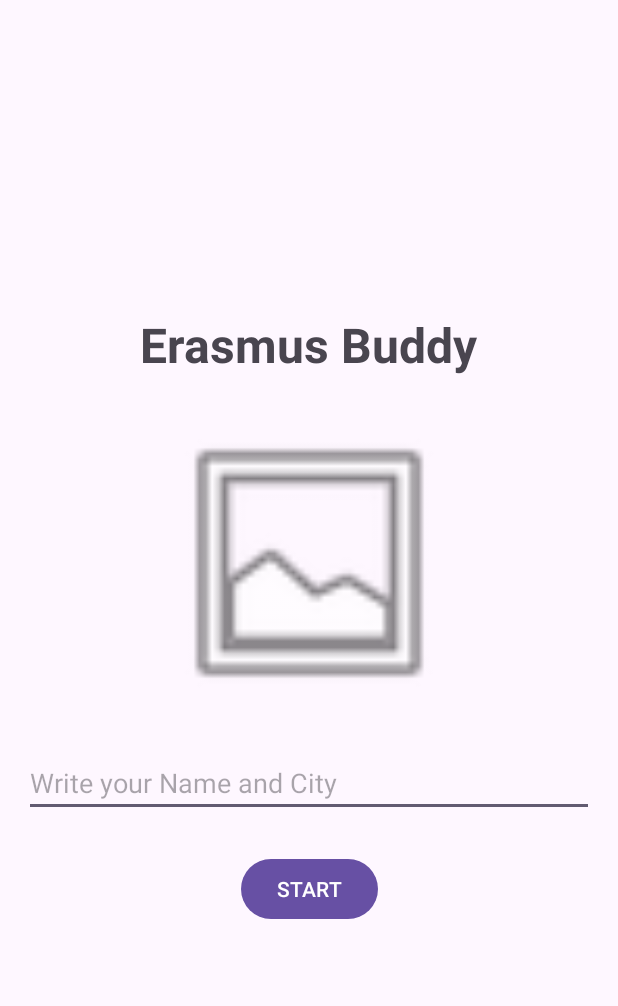
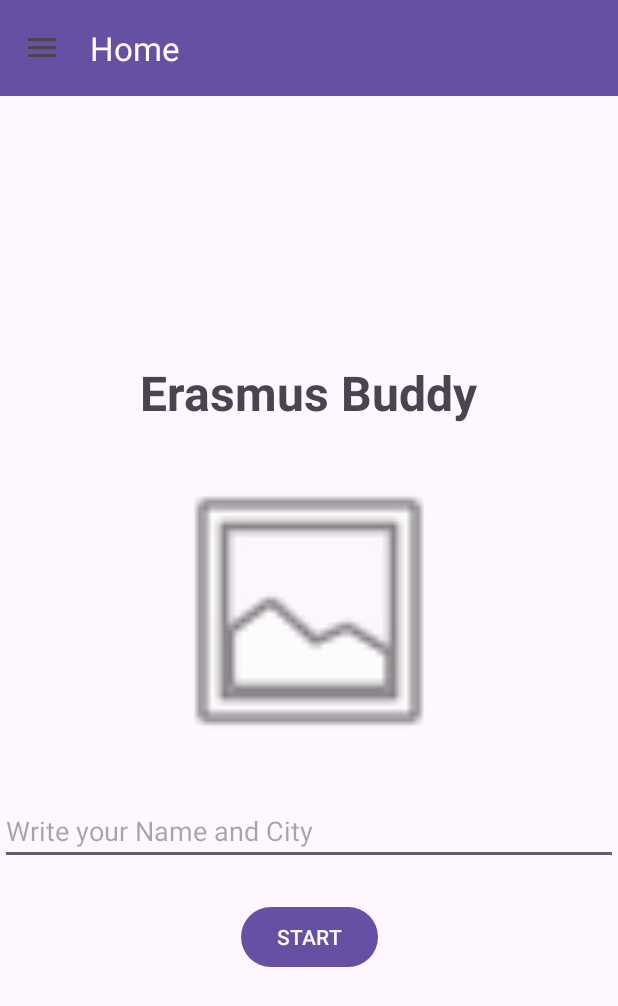
Before and after one commit to kuba4g8/Erasmus-Buddy, an Android app: the screen it shows after launch (MainActivity), on a phone screen of 412 x 824 dp. Shown: the top 1006 px of the screen. Run offline under Robolectric (Android 15) with nearby library versions, the phone set to English and light mode, and no system bars.

Commit message:
Basic Application activity and activities

```diff
--- /dev/null
+++ b/app/src/main/java/com/example/erasmusbuddy/HomeFragment.java
@@ -0,0 +1,47 @@
+package com.example.erasmusbuddy;
+
+import android.os.Bundle;
+import android.view.LayoutInflater;
+import android.view.View;
+import android.view.ViewGroup;
+import android.widget.Button;
+import androidx.annotation.NonNull;
+import androidx.annotation.Nullable;
+import androidx.fragment.app.Fragment;
+import com.google.android.material.navigation.NavigationView;
+
+public class HomeFragment extends Fragment {
+
+    @Nullable
+    @Override
+    public View onCreateView(@NonNull LayoutInflater inflater, @Nullable ViewGroup container, @Nullable Bundle savedInstanceState) {
+        // Inflate the layout for this fragment
+        return inflater.inflate(R.layout.fragment_home, container, false);
+    }
+
+    @Override
+    public void onViewCreated(@NonNull View view, @Nullable Bundle savedInstanceState) {
+        super.onViewCreated(view, savedInstanceState);
+
+        // Handle START button click
+        Button btnStart = view.findViewById(R.id.btnStart);
+        if (btnStart != null) {
+            btnStart.setOnClickListener(new View.OnClickListener() {
+                @Override
+                public void onClick(View v) {
+                    if (getActivity() instanceof MainActivity) {
+                        MainActivity mainActivity = (MainActivity) getActivity();
+                        // Navigate to Challenges using Fragment replacement
+                        mainActivity.replaceFragment(new ChallengesFragment(), "Survival Tasks");
+
+                        // Update selection in NavigationView
+                        NavigationView navigationView = mainActivity.findViewById(R.id.nav_view);
+                        if (navigationView != null) {
+                            navigationView.setCheckedItem(R.id.nav_challenges);
+                        }
+                    }
+                }
+            });
+        }
+    }
+}
--- a/app/src/main/java/com/example/erasmusbuddy/MainActivity.java
+++ b/app/src/main/java/com/example/erasmusbuddy/MainActivity.java
@@ -1,26 +1,82 @@
 package com.example.erasmusbuddy;
 
-import android.content.Intent;
 import android.os.Bundle;
-import android.view.View;
-import android.widget.Button;
+import android.view.MenuItem;
+
+import androidx.annotation.NonNull;
+import androidx.appcompat.app.ActionBarDrawerToggle;
 import androidx.appcompat.app.AppCompatActivity;
+import androidx.appcompat.widget.Toolbar;
+import androidx.drawerlayout.widget.DrawerLayout;
+import androidx.fragment.app.Fragment;
+import androidx.fragment.app.FragmentTransaction;
+
+import com.google.android.material.navigation.NavigationView;
 
 public class MainActivity extends AppCompatActivity {
+
+    private DrawerLayout drawerLayout;
 
     @Override
     protected void onCreate(Bundle savedInstanceState) {
         super.onCreate(savedInstanceState);
         setContentView(R.layout.activity_main);
 
-        Button btnStart = findViewById(R.id.btnStart);
-        btnStart.setOnClickListener(new View.OnClickListener() {
+        // Initialize views for Navigation Drawer
+        drawerLayout = findViewById(R.id.drawer_layout);
+        NavigationView navigationView = findViewById(R.id.nav_view);
+        Toolbar toolbar = findViewById(R.id.toolbar);
+
+        // Set Toolbar as Action Bar
+        setSupportActionBar(toolbar);
+
+        // Configure "hamburger" button
+        ActionBarDrawerToggle toggle = new ActionBarDrawerToggle(
+                this, drawerLayout, toolbar, R.string.open_drawer, R.string.close_drawer);
+        drawerLayout.addDrawerListener(toggle);
+        toggle.syncState();
+
+        // Load Home Fragment by default
+        if (savedInstanceState == null) {
+            replaceFragment(new HomeFragment(), "Home");
+            navigationView.setCheckedItem(R.id.nav_home);
+        }
+
+        // Handle sidebar menu clicks
+        navigationView.setNavigationItemSelectedListener(new NavigationView.OnNavigationItemSelectedListener() {
             @Override
-            public void onClick(View v) {
-                // This is
-                Intent intent = new Intent(MainActivity.this, ChallengesActivity.class);
-                startActivity(intent);
+            public boolean onNavigationItemSelected(@NonNull MenuItem item) {
+                int id = item.getItemId();
+
+                if (id == R.id.nav_home) {
+                    replaceFragment(new HomeFragment(), "Home");
+                } else if (id == R.id.nav_challenges) {
+                    replaceFragment(new ChallengesFragment(), "Survival Tasks");
+                } else if (id == R.id.nav_emergency) {
+                    replaceFragment(new EmergencyFragment(), "Emergency");
+                } else if (id == R.id.nav_guide) {
+                    replaceFragment(new CityGuideFragment(), "City Guide");
+                }
+
+                drawerLayout.closeDrawers();
+                return true;
             }
         });
     }
+
+    /**
+     * Replaces the current fragment in the container.
+     * @param fragment The new fragment to show.
+     * @param title The title for the Toolbar.
+     */
+    public void replaceFragment(Fragment fragment, String title) {
+        FragmentTransaction transaction = getSupportFragmentManager().beginTransaction();
+        transaction.replace(R.id.fragment_container, fragment);
+        transaction.commit();
+
+        // Update the Toolbar title
+        if (getSupportActionBar() != null) {
+            getSupportActionBar().setTitle(title);
+        }
+    }
 }
--- /dev/null
+++ b/app/src/main/res/layout/activity_cityguide.xml
@@ -0,0 +1,6 @@
+<?xml version="1.0" encoding="utf-8"?>
+<androidx.constraintlayout.widget.ConstraintLayout xmlns:android="http://schemas.android.com/apk/res/android"
+    android:layout_width="match_parent"
+    android:layout_height="match_parent">
+
+</androidx.constraintlayout.widget.ConstraintLayout>
--- /dev/null
+++ b/app/src/main/res/layout/activity_emergency.xml
@@ -0,0 +1,6 @@
+<?xml version="1.0" encoding="utf-8"?>
+<androidx.constraintlayout.widget.ConstraintLayout xmlns:android="http://schemas.android.com/apk/res/android"
+    android:layout_width="match_parent"
+    android:layout_height="match_parent">
+
+</androidx.constraintlayout.widget.ConstraintLayout>
--- a/app/src/main/res/layout/activity_main.xml
+++ b/app/src/main/res/layout/activity_main.xml
@@ -1,57 +1,43 @@
 <?xml version="1.0" encoding="utf-8"?>
-<androidx.constraintlayout.widget.ConstraintLayout xmlns:android="http://schemas.android.com/apk/res/android"
+<androidx.drawerlayout.widget.DrawerLayout
+    xmlns:android="http://schemas.android.com/apk/res/android"
     xmlns:app="http://schemas.android.com/apk/res-auto"
-    xmlns:tools="http://schemas.android.com/tools"
-    android:id="@+id/main"
+    android:id="@+id/drawer_layout"
     android:layout_width="match_parent"
-    android:layout_height="match_parent"
-    android:padding="16dp"
-    tools:context=".MainActivity">
+    android:layout_height="match_parent">
 
-    <TextView
-        android:id="@+id/tvTitle"
+    <!-- Main content area -->
+    <androidx.constraintlayout.widget.ConstraintLayout
+        android:layout_width="match_parent"
+        android:layout_height="match_parent">
+
+        <androidx.appcompat.widget.Toolbar
+            android:id="@+id/toolbar"
+            android:layout_width="match_parent"
+            android:layout_height="?attr/actionBarSize"
+            android:background="?attr/colorPrimary"
+            app:layout_constraintTop_toTopOf="parent"
+            app:title="Erasmus Buddy"
+            app:titleTextColor="@android:color/white" />
+
+        <!-- Container for fragments -->
+        <FrameLayout
+            android:id="@+id/fragment_container"
+            android:layout_width="0dp"
+            android:layout_height="0dp"
+            app:layout_constraintTop_toBottomOf="@id/toolbar"
+            app:layout_constraintBottom_toBottomOf="parent"
+            app:layout_constraintStart_toStartOf="parent"
+            app:layout_constraintEnd_toEndOf="parent" />
+
+    </androidx.constraintlayout.widget.ConstraintLayout>
+
+    <!-- Navigation panel -->
+    <com.google.android.material.navigation.NavigationView
+        android:id="@+id/nav_view"
         android:layout_width="wrap_content"
-        android:layout_height="wrap_content"
-        android:text="Erasmus Buddy"
-        android:textSize="32sp"
-        android:textStyle="bold"
-        app:layout_constraintBottom_toTopOf="@+id/ivLogo"
-        app:layout_constraintEnd_toEndOf="parent"
-        app:layout_constraintStart_toStartOf="parent"
-        app:layout_constraintTop_toTopOf="parent"
-        app:layout_constraintVertical_chainStyle="packed" />
+        android:layout_height="match_parent"
+        android:layout_gravity="start"
+        app:menu="@menu/nav_menu" />
 
-    <ImageView
-        android:id="@+id/ivLogo"
-        android:layout_width="200dp"
-        android:layout_height="200dp"
-        android:layout_marginTop="24dp"
-        android:src="@android:drawable/ic_menu_gallery"
-        app:layout_constraintBottom_toTopOf="@+id/etNameCity"
-        app:layout_constraintEnd_toEndOf="parent"
-        app:layout_constraintStart_toStartOf="parent"
-        app:layout_constraintTop_toBottomOf="@+id/tvTitle" />
-
-    <EditText
-        android:id="@+id/etNameCity"
-        android:layout_width="0dp"
-        android:layout_height="wrap_content"
-        android:layout_marginTop="24dp"
-        android:hint="Write your Name and City"
-        app:layout_constraintBottom_toTopOf="@+id/btnStart"
-        app:layout_constraintEnd_toEndOf="parent"
-        app:layout_constraintStart_toStartOf="parent"
-        app:layout_constraintTop_toBottomOf="@+id/ivLogo" />
-
-    <Button
-        android:id="@+id/btnStart"
-        android:layout_width="wrap_content"
-        android:layout_height="wrap_content"
-        android:layout_marginTop="24dp"
-        android:text="START"
-        app:layout_constraintBottom_toBottomOf="parent"
-        app:layout_constraintEnd_toEndOf="parent"
-        app:layout_constraintStart_toStartOf="parent"
-        app:layout_constraintTop_toBottomOf="@+id/etNameCity" />
-
-</androidx.constraintlayout.widget.ConstraintLayout>
+</androidx.drawerlayout.widget.DrawerLayout>
--- /dev/null
+++ b/app/src/main/res/layout/fragment_home.xml
@@ -0,0 +1,54 @@
+<?xml version="1.0" encoding="utf-8"?>
+<androidx.constraintlayout.widget.ConstraintLayout
+    xmlns:android="http://schemas.android.com/apk/res/android"
+    xmlns:app="http://schemas.android.com/apk/res-auto"
+    android:layout_width="match_parent"
+    android:layout_height="match_parent">
+
+    <TextView
+        android:id="@+id/tvTitle"
+        android:layout_width="wrap_content"
+        android:layout_height="wrap_content"
+        android:text="Erasmus Buddy"
+        android:textSize="32sp"
+        android:textStyle="bold"
+        app:layout_constraintBottom_toTopOf="@+id/ivLogo"
+        app:layout_constraintEnd_toEndOf="parent"
+        app:layout_constraintStart_toStartOf="parent"
+        app:layout_constraintTop_toTopOf="parent"
+        app:layout_constraintVertical_chainStyle="packed" />
+
+    <ImageView
+        android:id="@+id/ivLogo"
+        android:layout_width="200dp"
+        android:layout_height="200dp"
+        android:layout_marginTop="24dp"
+        android:src="@android:drawable/ic_menu_gallery"
+        app:layout_constraintBottom_toTopOf="@+id/etNameCity"
+        app:layout_constraintEnd_toEndOf="parent"
+        app:layout_constraintStart_toStartOf="parent"
+        app:layout_constraintTop_toBottomOf="@+id/tvTitle" />
+
+    <EditText
+        android:id="@+id/etNameCity"
+        android:layout_width="0dp"
+        android:layout_height="wrap_content"
+        android:layout_marginTop="24dp"
+        android:hint="Write your Name and City"
+        app:layout_constraintBottom_toTopOf="@+id/btnStart"
+        app:layout_constraintEnd_toEndOf="parent"
+        app:layout_constraintStart_toStartOf="parent"
+        app:layout_constraintTop_toBottomOf="@+id/ivLogo" />
+
+    <Button
+        android:id="@+id/btnStart"
+        android:layout_width="wrap_content"
+        android:layout_height="wrap_content"
+        android:layout_marginTop="24dp"
+        android:text="START"
+        app:layout_constraintBottom_toBottomOf="parent"
+        app:layout_constraintEnd_toEndOf="parent"
+        app:layout_constraintStart_toStartOf="parent"
+        app:layout_constraintTop_toBottomOf="@+id/etNameCity" />
+
+</androidx.constraintlayout.widget.ConstraintLayout>
--- /dev/null
+++ b/app/src/main/res/menu/nav_menu.xml
@@ -0,0 +1,19 @@
+<?xml version="1.0" encoding="utf-8"?>
+<menu xmlns:android="http://schemas.android.com/apk/res/android">
+    <item
+        android:id="@+id/nav_home"
+        android:icon="@drawable/ic_launcher_foreground"
+        android:title="Home" />
+    <item
+        android:id="@+id/nav_challenges"
+        android:icon="@drawable/ic_launcher_foreground"
+        android:title="Survival Tasks" />
+    <item
+        android:id="@+id/nav_emergency"
+        android:icon="@drawable/ic_launcher_foreground"
+        android:title="Emergency" />
+    <item
+        android:id="@+id/nav_guide"
+        android:icon="@drawable/ic_launcher_foreground"
+        android:title="City Guide" />
+</menu>
--- a/app/src/main/res/values/strings.xml
+++ b/app/src/main/res/values/strings.xml
@@ -1,3 +1,5 @@
 <resources>
     <string name="app_name">Erasmus Buddy</string>
+    <string name="open_drawer">Open Menu</string>
+    <string name="close_drawer">Close menu</string>
 </resources>
```
Also changed, not shown: app/src/main/java/com/example/erasmusbuddy/ChallengesFragment.java (added, +17 -0 lines), app/src/main/java/com/example/erasmusbuddy/CityGuideActivity.java (added, +24 -0 lines), app/src/main/java/com/example/erasmusbuddy/CityGuideFragment.java (added, +17 -0 lines), app/src/main/java/com/example/erasmusbuddy/EmergencyActivity.java (added, +24 -0 lines), app/src/main/java/com/example/erasmusbuddy/EmergencyFragment.java (added, +17 -0 lines).
